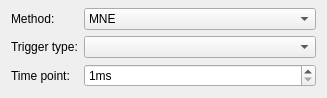
The window that libraries/disp/viewers/formfiles/minimumnormsettingsview.ui (mne-tools/mne-cpp) describes before a commit, drawn with Qt 5.
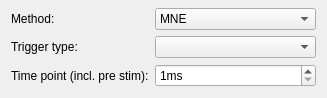
The same window after the commit.

Diff of the .ui file:
```diff
--- a/libraries/disp/viewers/formfiles/minimumnormsettingsview.ui
+++ b/libraries/disp/viewers/formfiles/minimumnormsettingsview.ui
@@ -95,7 +95,7 @@
      <item row="2" column="0">
       <widget class="QLabel" name="label">
        <property name="text">
-        <string>Time point:</string>
+        <string>Time point (incl. pre stim):</string>
        </property>
       </widget>
      </item>
```
